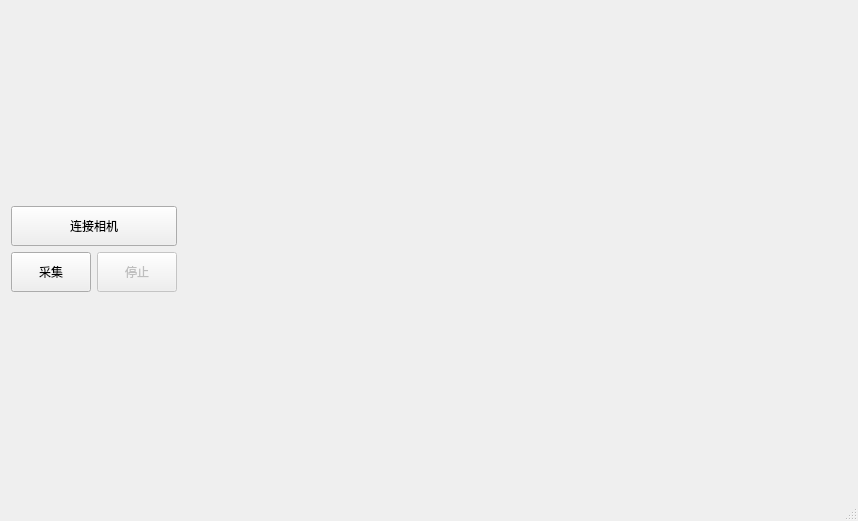
This is daheng_stream_pusher.ui in BowenDBW/daheng_stream_pusher as Qt 5 draws it before an edit. The edited form follows.
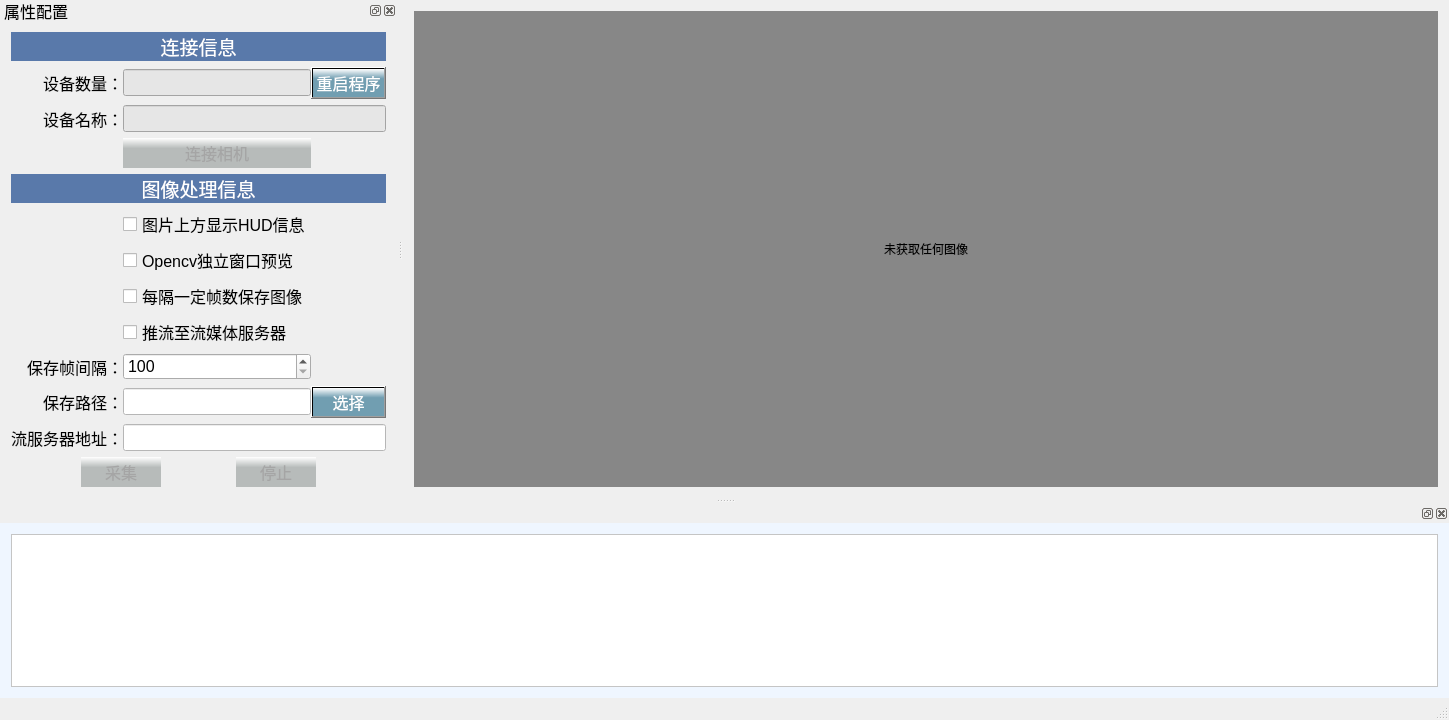
This is the edited form.

Diff of the .ui file:
```diff
--- a/daheng_stream_pusher.ui
+++ b/daheng_stream_pusher.ui
@@ -6,12 +6,12 @@
    <rect>
     <x>0</x>
     <y>0</y>
-    <width>858</width>
-    <height>521</height>
+    <width>1443</width>
+    <height>720</height>
    </rect>
   </property>
   <property name="sizePolicy">
-   <sizepolicy hsizetype="Fixed" vsizetype="Fixed">
+   <sizepolicy hsizetype="Preferred" vsizetype="Preferred">
     <horstretch>0</horstretch>
     <verstretch>0</verstretch>
    </sizepolicy>
@@ -25,64 +25,394 @@
   <property name="windowTitle">
    <string>大恒相机推流监控软件</string>
   </property>
+  <property name="styleSheet">
+   <string notr="true"/>
+  </property>
   <widget class="QWidget" name="centralWidget">
    <layout class="QGridLayout" name="gridLayout_2">
     <item row="0" column="0">
-     <layout class="QHBoxLayout" name="horizontalLayout" stretch="0,3">
-      <item>
-       <layout class="QGridLayout" name="gridLayout" columnstretch="1,0">
-        <item row="2" column="1">
-         <widget class="QPushButton" name="freezeButton">
-          <property name="enabled">
-           <bool>false</bool>
-          </property>
-          <property name="minimumSize">
-           <size>
-            <width>0</width>
-            <height>40</height>
-           </size>
-          </property>
-          <property name="text">
-           <string>停止</string>
-          </property>
-         </widget>
-        </item>
-        <item row="2" column="0">
-         <widget class="QPushButton" name="grabButton">
-          <property name="minimumSize">
-           <size>
-            <width>0</width>
-            <height>40</height>
-           </size>
-          </property>
-          <property name="text">
-           <string>采集</string>
-          </property>
-         </widget>
-        </item>
-        <item row="1" column="0" colspan="2">
-         <widget class="QPushButton" name="connectButton">
-          <property name="minimumSize">
-           <size>
-            <width>0</width>
-            <height>40</height>
-           </size>
-          </property>
-          <property name="text">
-           <string>连接相机</string>
-          </property>
-         </widget>
-        </item>
-       </layout>
-      </item>
-      <item>
-       <layout class="QVBoxLayout" name="verticalLayout"/>
-      </item>
-     </layout>
+     <widget class="QLabel" name="imagePixmap">
+      <property name="minimumSize">
+       <size>
+        <width>1024</width>
+        <height>0</height>
+       </size>
+      </property>
+      <property name="styleSheet">
+       <string notr="true">color: rgb(0, 0, 0);
+background-color: rgb(135, 135, 135);</string>
+      </property>
+      <property name="text">
+       <string>未获取任何图像</string>
+      </property>
+      <property name="alignment">
+       <set>Qt::AlignCenter</set>
+      </property>
+     </widget>
     </item>
    </layout>
   </widget>
   <widget class="QStatusBar" name="statusBar"/>
+  <widget class="QDockWidget" name="menuDock">
+   <property name="styleSheet">
+    <string notr="true">* {
+font: 12pt;
+}
+
+QPushButton:!enabled {
+	background-color: qlineargradient(spread:pad, x1:1, y1:1, x2:1, y2:0, stop:0.653409 rgba(183, 187, 186, 255), stop:1 rgba(255, 255, 255, 255));
+	color: rgb(165, 165, 165);
+	font: 12pt ;
+	border:none
+}
+
+QPushButton:pressed {
+	background-color: qlineargradient(spread:pad, x1:1, y1:1, x2:1, y2:0, stop:0.653409 rgba(51, 141, 177, 255), stop:1 rgba(255, 255, 255, 255));
+	color: rgb(165, 165, 165);
+	font: 12pt ;
+	border:none
+}
+
+QPushButton{
+	background-color: qlineargradient(spread:pad, x1:1, y1:1, x2:1, y2:0, stop:0.653409 rgba(113, 158, 177, 255), stop:1 rgba(255, 255, 255, 255));
+	color: rgb(255, 255, 255);
+	font: 12pt;
+}
+</string>
+   </property>
+   <property name="allowedAreas">
+    <set>Qt::BottomDockWidgetArea|Qt::LeftDockWidgetArea|Qt::RightDockWidgetArea</set>
+   </property>
+   <property name="windowTitle">
+    <string>属性配置</string>
+   </property>
+   <attribute name="dockWidgetArea">
+    <number>1</number>
+   </attribute>
+   <widget class="QWidget" name="menuLayout">
+    <layout class="QGridLayout" name="gridLayout_4">
+     <property name="horizontalSpacing">
+      <number>0</number>
+     </property>
+     <item row="6" column="1">
+      <widget class="QCheckBox" name="opencvBox">
+       <property name="enabled">
+        <bool>true</bool>
+       </property>
+       <property name="text">
+        <string>Opencv独立窗口预览</string>
+       </property>
+      </widget>
+     </item>
+     <item row="10" column="2">
+      <widget class="QPushButton" name="folderButton">
+       <property name="styleSheet">
+        <string notr="true"/>
+       </property>
+       <property name="text">
+        <string>选择</string>
+       </property>
+      </widget>
+     </item>
+     <item row="12" column="0" colspan="3">
+      <layout class="QHBoxLayout" name="horizontalLayout_2">
+       <item>
+        <spacer name="horizontalSpacer_2">
+         <property name="orientation">
+          <enum>Qt::Horizontal</enum>
+         </property>
+         <property name="sizeHint" stdset="0">
+          <size>
+           <width>40</width>
+           <height>20</height>
+          </size>
+         </property>
+        </spacer>
+       </item>
+       <item>
+        <widget class="QPushButton" name="grabButton">
+         <property name="enabled">
+          <bool>false</bool>
+         </property>
+         <property name="minimumSize">
+          <size>
+           <width>80</width>
+           <height>30</height>
+          </size>
+         </property>
+         <property name="styleSheet">
+          <string notr="true"/>
+         </property>
+         <property name="text">
+          <string>采集</string>
+         </property>
+        </widget>
+       </item>
+       <item>
+        <spacer name="horizontalSpacer_4">
+         <property name="orientation">
+          <enum>Qt::Horizontal</enum>
+         </property>
+         <property name="sizeHint" stdset="0">
+          <size>
+           <width>40</width>
+           <height>20</height>
+          </size>
+         </property>
+        </spacer>
+       </item>
+       <item>
+        <widget class="QPushButton" name="freezeButton">
+         <property name="enabled">
+          <bool>false</bool>
+         </property>
+         <property name="minimumSize">
+          <size>
+           <width>80</width>
+           <height>30</height>
+          </size>
+         </property>
+         <property name="styleSheet">
+          <string notr="true"/>
+         </property>
+         <property name="text">
+          <string>停止</string>
+         </property>
+         <property name="checkable">
+          <bool>false</bool>
+         </property>
+        </widget>
+       </item>
+       <item>
+        <spacer name="horizontalSpacer_3">
+         <property name="orientation">
+          <enum>Qt::Horizontal</enum>
+         </property>
+         <property name="sizeHint" stdset="0">
+          <size>
+           <width>40</width>
+           <height>20</height>
+          </size>
+         </property>
+        </spacer>
+       </item>
+      </layout>
+     </item>
+     <item row="4" column="0" colspan="3">
+      <widget class="QLabel" name="label_6">
+       <property name="styleSheet">
+        <string notr="true">background-color: rgb(89, 121, 170);
+color: rgb(255, 255, 255);
+font: 14pt;</string>
+       </property>
+       <property name="text">
+        <string>图像处理信息</string>
+       </property>
+       <property name="alignment">
+        <set>Qt::AlignCenter</set>
+       </property>
+      </widget>
+     </item>
+     <item row="1" column="2">
+      <widget class="QPushButton" name="scanButton">
+       <property name="styleSheet">
+        <string notr="true"/>
+       </property>
+       <property name="text">
+        <string>重启程序</string>
+       </property>
+      </widget>
+     </item>
+     <item row="1" column="1">
+      <widget class="QLineEdit" name="deviceCountEdit">
+       <property name="styleSheet">
+        <string notr="true">background-color: rgb(230, 230, 230);</string>
+       </property>
+       <property name="readOnly">
+        <bool>true</bool>
+       </property>
+      </widget>
+     </item>
+     <item row="11" column="0">
+      <widget class="QLabel" name="label_3">
+       <property name="text">
+        <string>流服务器地址：</string>
+       </property>
+      </widget>
+     </item>
+     <item row="5" column="1">
+      <widget class="QCheckBox" name="showHudBox">
+       <property name="enabled">
+        <bool>true</bool>
+       </property>
+       <property name="text">
+        <string>图片上方显示HUD信息</string>
+       </property>
+      </widget>
+     </item>
+     <item row="2" column="0">
+      <widget class="QLabel" name="label_8">
+       <property name="text">
+        <string>设备名称：</string>
+       </property>
+       <property name="alignment">
+        <set>Qt::AlignRight|Qt::AlignTrailing|Qt::AlignVCenter</set>
+       </property>
+      </widget>
+     </item>
+     <item row="8" column="1">
+      <widget class="QCheckBox" name="pushBox">
+       <property name="enabled">
+        <bool>true</bool>
+       </property>
+       <property name="text">
+        <string>推流至流媒体服务器</string>
+       </property>
+      </widget>
+     </item>
+     <item row="11" column="1" colspan="2">
+      <widget class="QLineEdit" name="serverEdit">
+       <property name="styleSheet">
+        <string notr="true">background-color: rgb(255, 255, 255);</string>
+       </property>
+      </widget>
+     </item>
+     <item row="2" column="1" colspan="2">
+      <widget class="QLineEdit" name="deviceNameEdit">
+       <property name="styleSheet">
+        <string notr="true">background-color: rgb(230, 230, 230);</string>
+       </property>
+       <property name="readOnly">
+        <bool>true</bool>
+       </property>
+      </widget>
+     </item>
+     <item row="10" column="0">
+      <widget class="QLabel" name="label_2">
+       <property name="text">
+        <string>保存路径：</string>
+       </property>
+       <property name="alignment">
+        <set>Qt::AlignRight|Qt::AlignTrailing|Qt::AlignVCenter</set>
+       </property>
+      </widget>
+     </item>
+     <item row="9" column="1">
+      <widget class="QSpinBox" name="intervalSpin">
+       <property name="toolTip">
+        <string>输入范围100-100,000</string>
+       </property>
+       <property name="styleSheet">
+        <string notr="true"/>
+       </property>
+       <property name="minimum">
+        <number>100</number>
+       </property>
+       <property name="maximum">
+        <number>100000</number>
+       </property>
+      </widget>
+     </item>
+     <item row="1" column="0">
+      <widget class="QLabel" name="label_5">
+       <property name="text">
+        <string>设备数量：</string>
+       </property>
+       <property name="alignment">
+        <set>Qt::AlignRight|Qt::AlignTrailing|Qt::AlignVCenter</set>
+       </property>
+      </widget>
+     </item>
+     <item row="9" column="0">
+      <widget class="QLabel" name="label">
+       <property name="text">
+        <string>保存帧间隔：</string>
+       </property>
+       <property name="alignment">
+        <set>Qt::AlignRight|Qt::AlignTrailing|Qt::AlignVCenter</set>
+       </property>
+      </widget>
+     </item>
+     <item row="0" column="0" colspan="3">
+      <widget class="QLabel" name="label_7">
+       <property name="styleSheet">
+        <string notr="true">background-color: rgb(89, 121, 170);
+color: rgb(255, 255, 255);
+font: 14pt;</string>
+       </property>
+       <property name="text">
+        <string>连接信息</string>
+       </property>
+       <property name="alignment">
+        <set>Qt::AlignCenter</set>
+       </property>
+      </widget>
+     </item>
+     <item row="7" column="1">
+      <widget class="QCheckBox" name="saveBox">
+       <property name="enabled">
+        <bool>true</bool>
+       </property>
+       <property name="text">
+        <string>每隔一定帧数保存图像</string>
+       </property>
+      </widget>
+     </item>
+     <item row="10" column="1">
+      <widget class="QLineEdit" name="savePathEdit">
+       <property name="styleSheet">
+        <string notr="true">background-color: rgb(255, 255, 255);</string>
+       </property>
+      </widget>
+     </item>
+     <item row="3" column="1">
+      <widget class="QPushButton" name="connectButton">
+       <property name="enabled">
+        <bool>false</bool>
+       </property>
+       <property name="minimumSize">
+        <size>
+         <width>0</width>
+         <height>30</height>
+        </size>
+       </property>
+       <property name="styleSheet">
+        <string notr="true"/>
+       </property>
+       <property name="text">
+        <string>连接相机</string>
+       </property>
+      </widget>
+     </item>
+    </layout>
+   </widget>
+  </widget>
+  <widget class="QDockWidget" name="logDock">
+   <property name="styleSheet">
+    <string notr="true">background-color: rgb(239, 246, 255);
+border-color: rgb(0, 0, 0);</string>
+   </property>
+   <property name="allowedAreas">
+    <set>Qt::BottomDockWidgetArea|Qt::TopDockWidgetArea</set>
+   </property>
+   <attribute name="dockWidgetArea">
+    <number>8</number>
+   </attribute>
+   <widget class="QWidget" name="logLayout">
+    <layout class="QGridLayout" name="gridLayout">
+     <item row="1" column="0">
+      <widget class="QTextEdit" name="logText">
+       <property name="styleSheet">
+        <string notr="true">background-color: rgb(255, 255, 255);</string>
+       </property>
+       <property name="readOnly">
+        <bool>true</bool>
+       </property>
+      </widget>
+     </item>
+    </layout>
+   </widget>
+  </widget>
  </widget>
  <layoutdefault spacing="6" margin="11"/>
  <resources>
```
